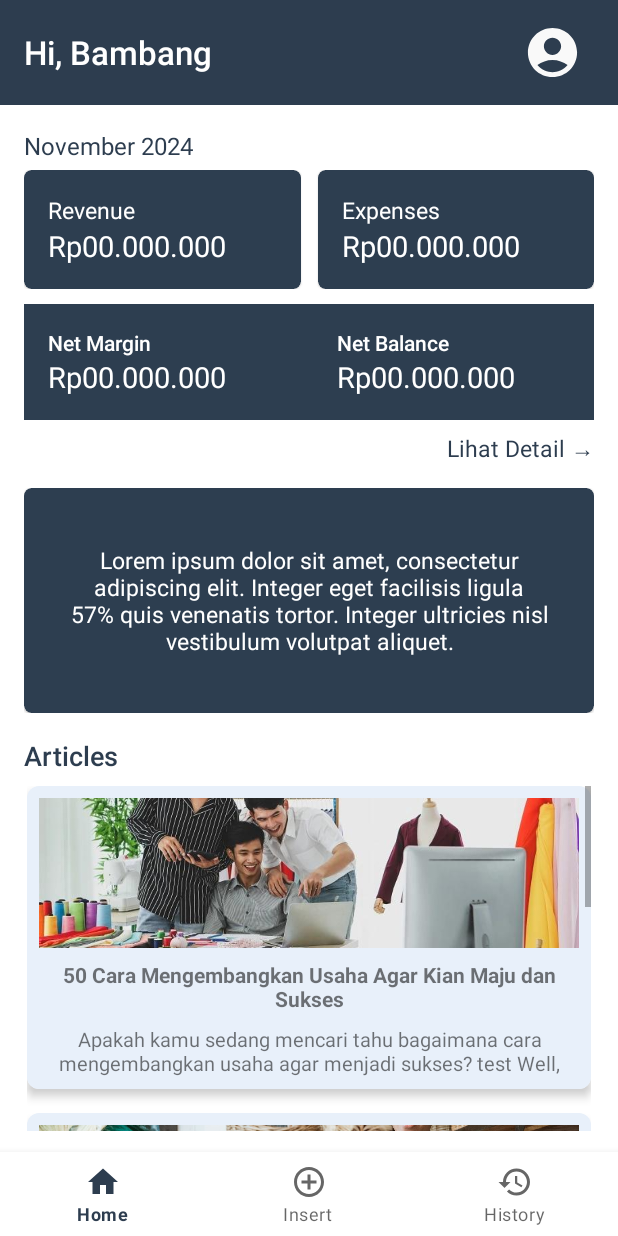
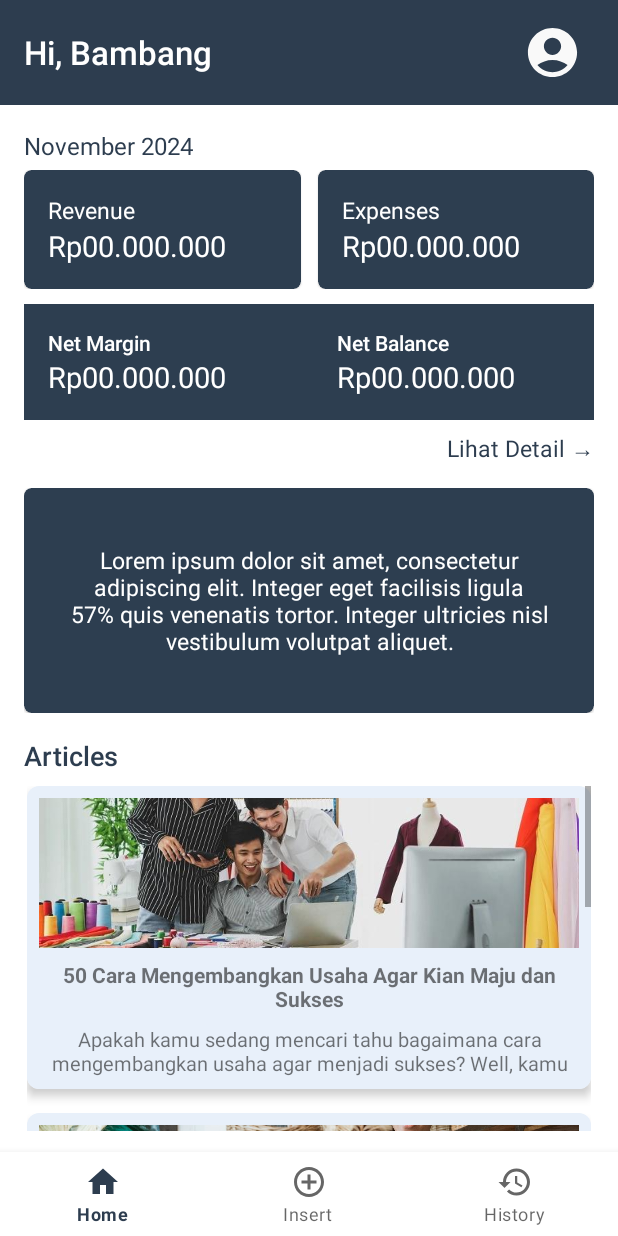
Before and after one commit to mmhdagungg/Capstone-Project, an Android app: the HomeFragment screen opened directly, with no data from a screen before it, on a phone screen of 412 x 824 dp. Run offline under Robolectric (Android 15) with nearby library versions, the phone set to English and light mode, and no system bars; our stand-ins replace navigation-ui.

Commit message:
coba lagi

```diff
--- a/app/src/main/res/values/strings.xml
+++ b/app/src/main/res/values/strings.xml
@@ -18,7 +18,7 @@
     </string-array>
 
     <string-array name="deskripsi_artikel">
-        <item>Apakah kamu sedang mencari tahu bagaimana cara mengembangkan usaha agar menjadi sukses? test Well, kamu datang ke artikel yang tepat..</item>
+        <item>Apakah kamu sedang mencari tahu bagaimana cara mengembangkan usaha agar menjadi sukses? Well, kamu datang ke artikel yang tepat..</item>
         <item>Hal yang paling penting dalam mengembangkan usaha hingga sukses yaitu selalu melakukan evaluasi terhadap strategi bisnis yang dijalankan.</item>
         <item>Kunci pertama dari menjalankan usaha adalah Anda perlu niat yang kuat. Sisanya adalah cara-cara untuk mengembangkan usaha berikut ini.</item>
     </string-array>
```
